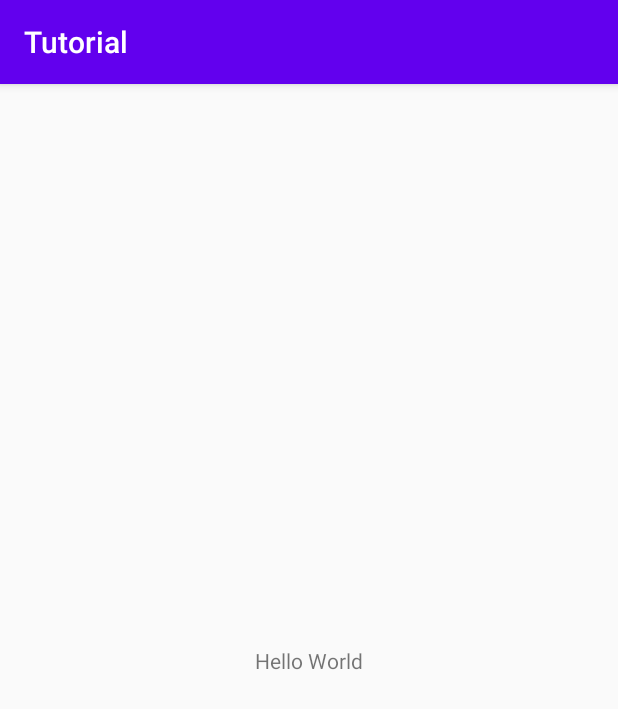
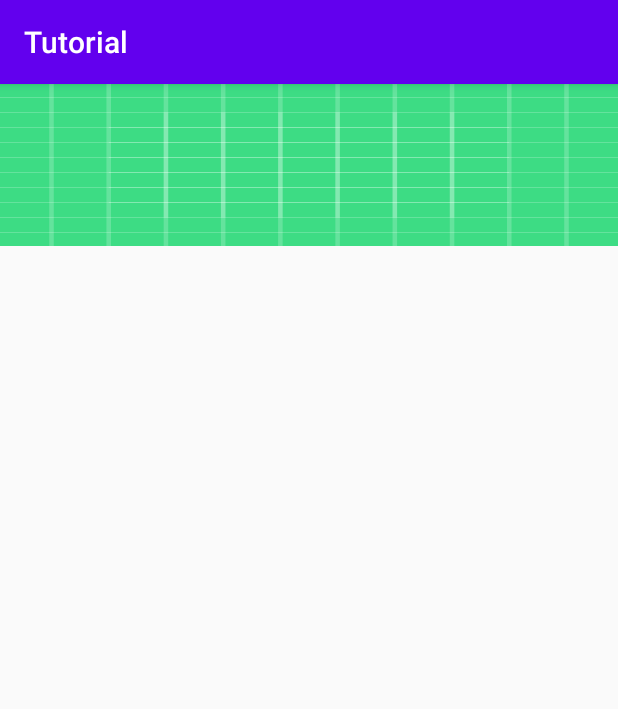
Before and after one commit to knowindeep-int/AndroidTutorials, an Android app: the screen it shows after launch (MainActivity), on a phone screen of 412 x 824 dp. Shown: the top 709 px of the screen. Run offline under Robolectric (Android 15) with nearby library versions, the phone set to English and light mode, and no system bars.

Commit message:
added imageview tutorial

```diff
--- a/app/src/main/res/layout/activity_main.xml
+++ b/app/src/main/res/layout/activity_main.xml
@@ -6,15 +6,14 @@
     android:layout_height="match_parent"
     tools:context=".MainActivity">
 
-    <TextView
-        android:layout_width="wrap_content"
+    <ImageView
+        android:layout_width="match_parent"
         android:layout_height="wrap_content"
-        android:text="Hello World"
-        android:id="@+id/textView"
-        app:layout_constraintBottom_toBottomOf="parent"
+        android:scaleType="fitXY"
         app:layout_constraintLeft_toLeftOf="parent"
         app:layout_constraintRight_toRightOf="parent"
-        app:layout_constraintTop_toTopOf="parent" />
+        app:layout_constraintTop_toTopOf="parent"
+        android:src="@drawable/ic_launcher_background"/>
 
 
 </androidx.constraintlayout.widget.ConstraintLayout>
```
